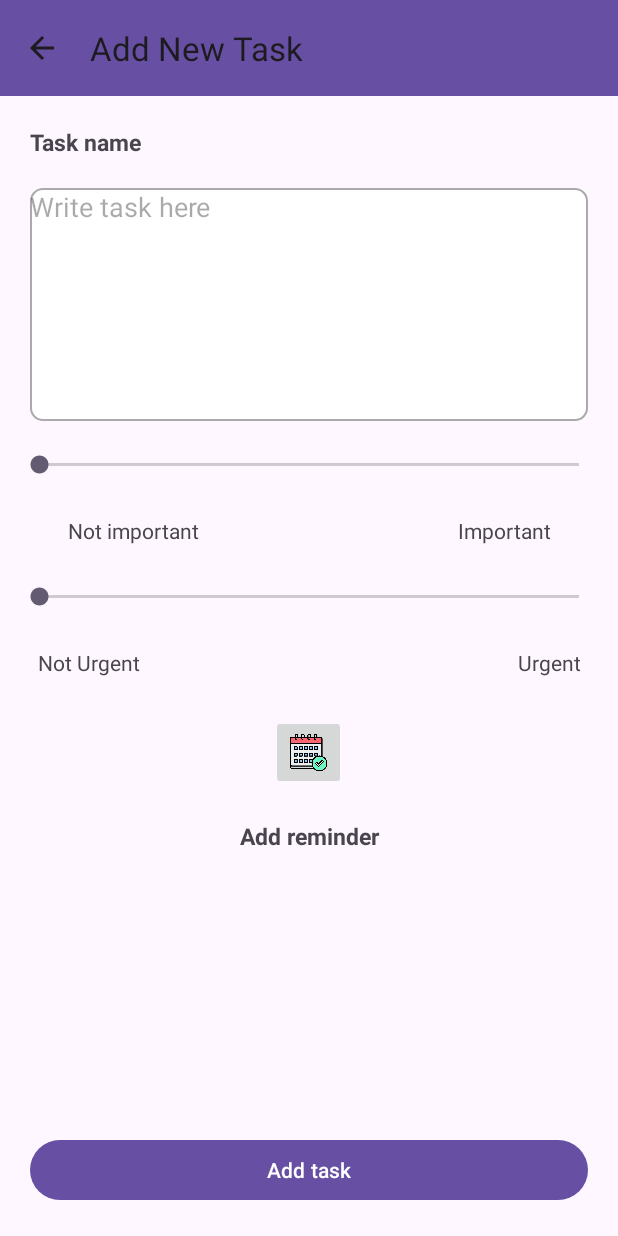
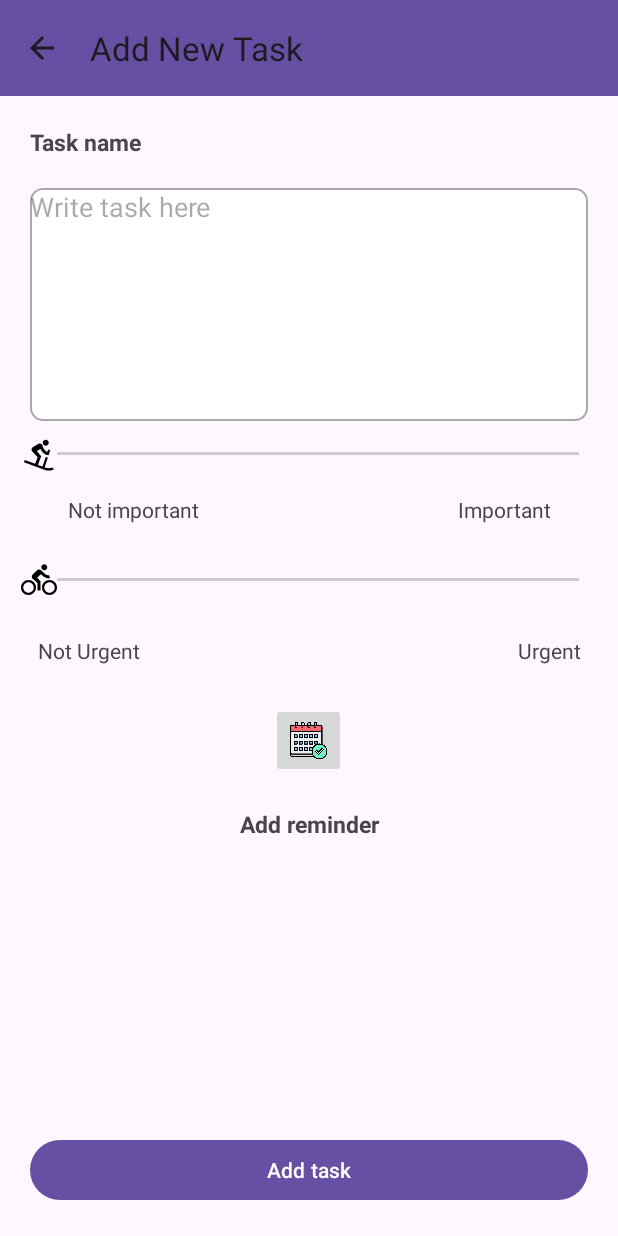
Before and after one commit to devcrisshoang/Task_Manager, an Android app: the AddNewActivity screen opened directly, with no data from a screen before it, on a phone screen of 412 x 824 dp. Run offline under Robolectric (Android 15) with nearby library versions, the phone set to English and light mode, and no system bars.

Commit message:
version 1.2

```diff
--- /dev/null
+++ b/app/src/main/res/drawable/baseline_directions_bike_24.xml
@@ -0,0 +1,5 @@
+<vector xmlns:android="http://schemas.android.com/apk/res/android" android:autoMirrored="true" android:height="24dp" android:tint="#000000" android:viewportHeight="24" android:viewportWidth="24" android:width="24dp">
+
+    <path android:fillColor="@android:color/white" android:pathData="M15.5,5.5c1.1,0 2,-0.9 2,-2s-0.9,-2 -2,-2 -2,0.9 -2,2 0.9,2 2,2zM5,12c-2.8,0 -5,2.2 -5,5s2.2,5 5,5 5,-2.2 5,-5 -2.2,-5 -5,-5zM5,20.5c-1.9,0 -3.5,-1.6 -3.5,-3.5s1.6,-3.5 3.5,-3.5 3.5,1.6 3.5,3.5 -1.6,3.5 -3.5,3.5zM10.8,10.5l2.4,-2.4 0.8,0.8c1.3,1.3 3,2.1 5.1,2.1L19.1,9c-1.5,0 -2.7,-0.6 -3.6,-1.5l-1.9,-1.9c-0.5,-0.4 -1,-0.6 -1.6,-0.6s-1.1,0.2 -1.4,0.6L7.8,8.4c-0.4,0.4 -0.6,0.9 -0.6,1.4 0,0.6 0.2,1.1 0.6,1.4L11,14v5h2v-6.2l-2.2,-2.3zM19,12c-2.8,0 -5,2.2 -5,5s2.2,5 5,5 5,-2.2 5,-5 -2.2,-5 -5,-5zM19,20.5c-1.9,0 -3.5,-1.6 -3.5,-3.5s1.6,-3.5 3.5,-3.5 3.5,1.6 3.5,3.5 -1.6,3.5 -3.5,3.5z"/>
+
+</vector>
--- /dev/null
+++ b/app/src/main/res/drawable/baseline_downhill_skiing_24.xml
@@ -0,0 +1,5 @@
+<vector xmlns:android="http://schemas.android.com/apk/res/android" android:height="24dp" android:tint="#000000" android:viewportHeight="24" android:viewportWidth="24" android:width="24dp">
+
+    <path android:fillColor="@android:color/white" android:pathData="M18.5,4.5c0,1.1 -0.9,2 -2,2s-2,-0.9 -2,-2s0.9,-2 2,-2S18.5,3.4 18.5,4.5zM15.78,20.9l0.76,0.27c0.62,0.21 1.27,0.33 1.96,0.33c0.84,0 1.65,-0.18 2.38,-0.5L22,22.13C20.95,22.68 19.76,23 18.5,23c-0.86,0 -1.68,-0.14 -2.45,-0.41L2,17.47l0.5,-1.41l6.9,2.51l1.72,-4.44L7.55,10.4C6.66,9.46 6.88,7.93 8,7.28l3.48,-2.01c1.1,-0.64 2.52,-0.1 2.91,1.11l0.33,1.08c0.44,1.42 1.48,2.57 2.83,3.14L18.07,9l1.43,0.46l-1.12,3.45c-2.45,-0.4 -4.48,-2.07 -5.38,-4.32l-2.53,1.45l3.03,3.46l-2.22,5.76l3.09,1.12l2.1,-6.44h0l0,0c0.46,0.18 0.94,0.31 1.44,0.41L15.78,20.9z"/>
+
+</vector>
--- a/app/src/main/res/layout/activity_add_new.xml
+++ b/app/src/main/res/layout/activity_add_new.xml
@@ -39,12 +39,13 @@
         android:layout_marginLeft="20sp"
         android:layout_marginRight="20sp"
       android:gravity="top|start" />
+
     <SeekBar
         android:id="@+id/seekBar_important"
         android:layout_width="match_parent"
         android:layout_height="wrap_content"
         android:layout_margin="10sp"
-        android:padding="10sp" />
+        android:thumb="@drawable/baseline_downhill_skiing_24" />
 
     <LinearLayout
         android:layout_width="match_parent"
@@ -57,11 +58,11 @@
             android:id="@+id/not_important"
             android:layout_width="wrap_content"
             android:layout_height="wrap_content"
+            android:layout_marginLeft="20sp"
+            android:layout_marginRight="20sp"
             android:layout_weight="1"
             android:padding="5sp"
             android:text="Not important"
-            android:layout_marginLeft="20sp"
-            android:layout_marginRight="20sp"
             android:textAlignment="viewStart" />
 
         <TextView
@@ -81,6 +82,7 @@
         android:layout_width="match_parent"
         android:layout_height="wrap_content"
         android:layout_margin="10sp"
+        android:thumb="@drawable/baseline_directions_bike_24"
         android:padding="10sp" />
 
     <LinearLayout
```
Also changed, not shown: app/src/main/res/drawable/baseline_agriculture_24.xml (added, +11 -0 lines), app/src/main/res/drawable/fire.png (added).
